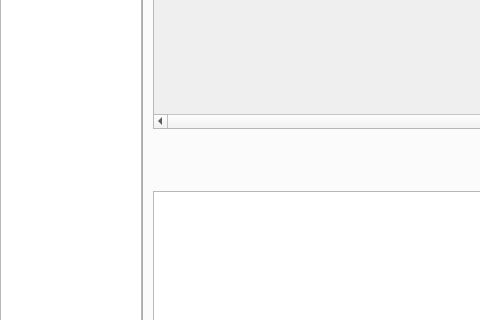
First picture: the form in SummaryWidget.ui, repository wanlong1215/test, before the edit; both pictures show x 0 to 480 and y 120 to 440 of the 1235 by 657 pixel window.
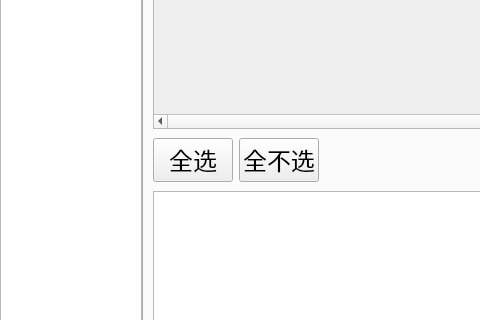
Second picture: the form after the edit. The open tabs and pages were chosen to show the change. Custom widgets are drawn as their Qt base class.

Patch:
```diff
--- a/SummaryWidget.ui
+++ b/SummaryWidget.ui
@@ -436,6 +436,32 @@
        </item>
        <item>
         <layout class="QHBoxLayout" name="horizontalLayout_2">
+         <item>
+          <widget class="QPushButton" name="btnSelectAll">
+           <property name="font">
+            <font>
+             <family>微软雅黑</family>
+             <pointsize>18</pointsize>
+            </font>
+           </property>
+           <property name="text">
+            <string>全选</string>
+           </property>
+          </widget>
+         </item>
+         <item>
+          <widget class="QPushButton" name="btnUnSelectAll">
+           <property name="font">
+            <font>
+             <family>微软雅黑</family>
+             <pointsize>18</pointsize>
+            </font>
+           </property>
+           <property name="text">
+            <string>全不选</string>
+           </property>
+          </widget>
+         </item>
          <item>
           <spacer name="horizontalSpacer_2">
            <property name="orientation">
```
Left out of the diff: 2 changed lines with no effect on the pictures.
